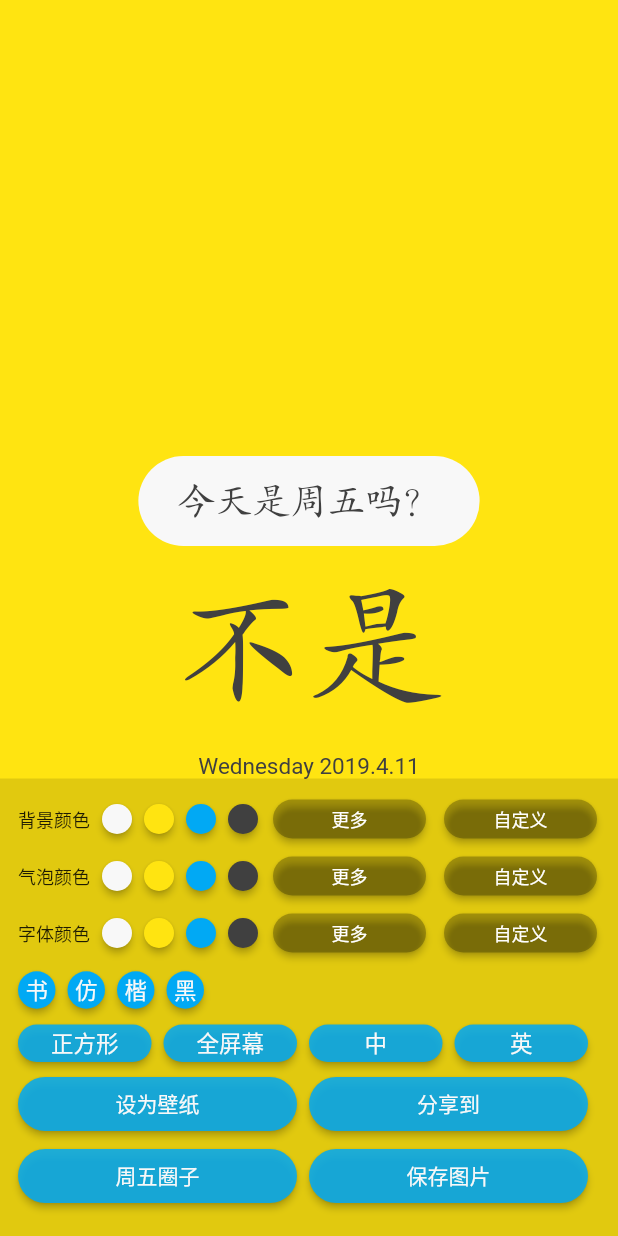
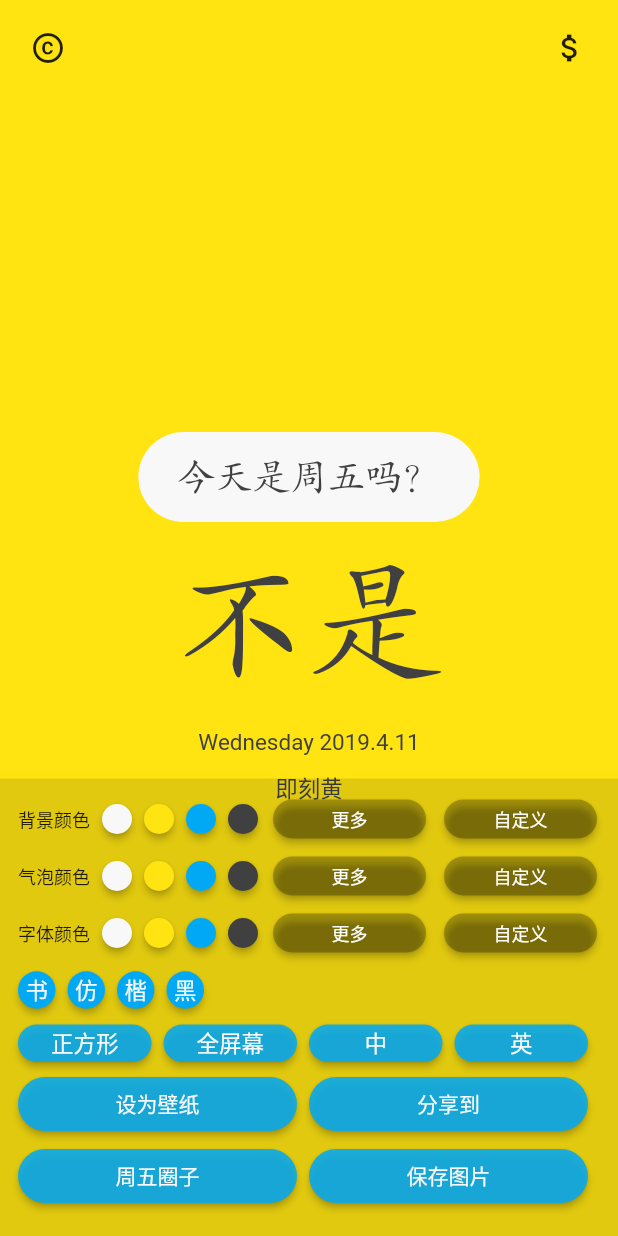
Before and after one commit to zhufree/friday_today, a Flutter app: the screen it shows after launch, on a phone screen of 412 x 824 dp. Run offline on Flutter 3.47's test engine with Material 2 defaults, Android fonts, the phone set to English and light mode, and no system bars; our stand-ins replace shared_preferences; missing offline and left inert: esys_flutter_share.

Commit message:
update：添加版权页和捐赠页

```diff
--- a/i10n-arb/intl_zh_CN.arb
+++ b/i10n-arb/intl_zh_CN.arb
@@ -54,7 +54,7 @@
     "type": "text",
     "placeholders": {}
   },
-  "englishFontsInfo": "fonts网站的免费字体",
+  "englishFontsInfo": "英文字体按顺序依次为：AmaticSC/Courgette/IndieFlower/Kalam/Laila/Molle/NovaFlat/PermanentMarker/PlayfairDisplay/Teko/YanoneKaffeesatz，均为google fonts网站的免费字体",
   "@englishFontsInfo": {
     "description": "",
     "type": "text",
--- a/lib/constants.dart
+++ b/lib/constants.dart
@@ -7,6 +7,10 @@ class FridayColors {
   static Color jikeBlack = Color(0xFF404040);
 
   static List<int> colorList = [
+    0xFFF8F8F8,
+    0xFFFFE411,
+    0xFF01A9F4,
+    0xFF404040,
     0xFFf9f4dc,
     0xFFf7e8aa,
     0xFFf8df72,
@@ -536,6 +540,10 @@ class FridayColors {
   ];
 
   static List<String> colorNameList = [
+    "即刻白",
+    "即刻黄",
+    "即刻蓝",
+    "即刻黑",
     "乳白",
     "杏仁黄",
     "茉莉黄",
--- a/lib/main.dart
+++ b/lib/main.dart
@@ -1,6 +1,5 @@
 import 'package:flutter/material.dart';
 import 'package:flutter/rendering.dart';
-import 'constants.dart';
 import 'dart:ui' as ui;
 import 'dart:typed_data';
 import 'package:path_provider/path_provider.dart';
@@ -11,6 +10,10 @@ import 'package:esys_flutter_share/esys_flutter_share.dart';
 import 'i10n/localization_intl.dart';
 import 'package:flutter_localizations/flutter_localizations.dart';
 import 'package:shared_preferences/shared_preferences.dart';
+
+import 'constants.dart';
+import 'donation_page.dart';
+import 'copyright_page.dart';
 
 void main() => runApp(FridayApp());
 
@@ -51,6 +54,8 @@ class _FridayPageState extends State<FridayPage> {
   Color bgColor; // 背景颜色
   Color bubbleColor; // 气泡颜色
   Color textColor; // 文字颜色
+  String colorName = "即刻黄";
+  bool showControlPanel = true;
   int screenType = 0; // 全屏/ 正方形
 
   DateTime today = DateTime.now();
@@ -61,6 +66,7 @@ class _FridayPageState extends State<FridayPage> {
   @override
   void initState() {
     super.initState();
+    // 获取本地存储的之前设置的数据
     getInt(BG_COLOR).then((color) {
       print(color);
       setState(() {
@@ -77,6 +83,11 @@ class _FridayPageState extends State<FridayPage> {
       print(color);
       setState(() {
         textColor = null == color ? FridayColors.jikeBlack : Color(color);
+      });
+    });
+    getString(COLOR_NAME).then((name) {
+      setState(() {
+        colorName = null == name ? FridayColors.colorNameList[1] : name;
       });
     });
     getInt(LANG).then((lang) {
@@ -107,7 +118,14 @@ class _FridayPageState extends State<FridayPage> {
           alignment: Alignment.bottomCenter,
           children: <Widget>[
             // 展示部分需要整体居中
-            Center(
+            GestureDetector(
+              onTap: () => {
+                    setState(() {
+                      // 切换显示隐藏控制面板
+                      showControlPanel = !showControlPanel;
+                    })
+                  },
+              child: Center(
                 // 套的这层RepaintBoundary是用来截屏的
                 child: RepaintBoundary(
                   key: screenKey,
@@ -128,7 +146,32 @@ class _FridayPageState extends State<FridayPage> {
                         ),
                 ),
               ),
-            _buildControlPanel(),
+            ),
+            showControlPanel ? _buildControlPanel() : Container(),
+            Positioned(
+              top: 8.0,
+              left: 8.0,
+              child: IconButton(
+                  icon: Icon(Icons.copyright),
+                  onPressed: () => {
+                        Navigator.push(context,
+                            new MaterialPageRoute(builder: (context) {
+                          return new CopyRightPage();
+                        }))
+                      }),
+            ),
+            Positioned(
+              top: 8.0,
+              right: 8.0,
+              child:
+                  IconButton(icon: Icon(Icons.attach_money),
+                      onPressed: () => {
+                      Navigator.push(context,
+                          new MaterialPageRoute(builder: (context) {
+                            return new DonationPage();
+                          }))
+                      }),
+            ),
           ],
         ));
   }
@@ -172,6 +215,14 @@ class _FridayPageState extends State<FridayPage> {
             style: TextStyle(color: textColor, fontFamily: fontName),
           ),
         ),
+        Container(
+          margin: EdgeInsets.only(top: 10.0),
+          child: Text(
+            colorName,
+            textAlign: TextAlign.center,
+            style: TextStyle(color: textColor),
+          ),
+        )
       ],
     );
   }
@@ -297,6 +348,7 @@ class _FridayPageState extends State<FridayPage> {
     );
   }
 
+  // TODO 使用封装的方法
   Future<File> _getLocalFile() async {
     // 获取应用目录
     Directory dir =
@@ -517,6 +569,7 @@ class _FridayPageState extends State<FridayPage> {
         setState(() {
           bgColor = color;
         });
+        _changeColorName(color.value);
         break;
       case bubbleType:
         saveInt(BUBBLE_COLOR, color.value);
@@ -531,6 +584,15 @@ class _FridayPageState extends State<FridayPage> {
         });
         break;
     }
+  }
+
+  _changeColorName(colorValue) {
+    int colorIndex = FridayColors.colorList.indexOf(colorValue);
+    var name = FridayColors.colorNameList[colorIndex];
+    saveString(COLOR_NAME, name);
+    setState(() {
+      colorName = name;
+    });
   }
 
   _changeLangType(type) {
--- a/pubspec.yaml
+++ b/pubspec.yaml
@@ -77,6 +77,9 @@ flutter:
   #
   # For details regarding fonts from package dependencies,
   # see https://flutter.io/custom-fonts/#from-packages
+  assets:
+    - images/alipay_donation.jpg
+    - images/wechat_donation.png
   fonts:
     - family: fangSong
       fonts:
```
Also changed, not shown: lib/copyright_page.dart (added, +48 -0 lines), lib/donation_page.dart (added, +96 -0 lines), lib/file_manager.dart (added, +22 -0 lines), images/alipay_donation.jpg (added), images/wechat_donation.png (added). Lines whose indentation alone changed are shown as unchanged.
